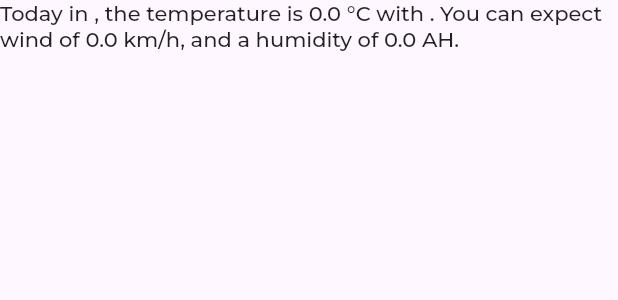
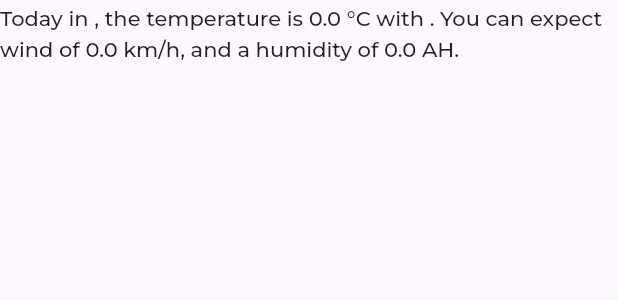
Before and after one commit to bmclachlin1/travel-planner, a Flutter app: the WeatherDetailsWidget widget shown alone on an empty page, opened directly with empty values, on a phone screen of 412 x 824 dp. Shown: the top 300 px of the screen. Run offline on Flutter 3.47's test engine with Material 2 defaults, Android fonts, the phone set to English and light mode, and no system bars; our stand-ins replace cloud_firestore, equatable, firebase_core, google_fonts; accounts and stored records are empty; network calls fail; statements that could not run were skipped.

Commit message:
Add line height of 1.5

```diff
--- a/lib/main.dart
+++ b/lib/main.dart
@@ -30,7 +30,6 @@ class TravelPlanner extends StatelessWidget {
     final theme = Theme.of(context);
 
     return MaterialApp(
-        debugShowCheckedModeBanner: false,
         title: Texts.htmlWindowTitle,
         theme: ThemeData(
             appBarTheme: const AppBarTheme(
--- a/lib/widgets/description_widget.dart
+++ b/lib/widgets/description_widget.dart
@@ -35,7 +35,7 @@ class DescriptionWidget extends StatelessWidget {
             ),
             const SizedBox(height: Sizes.medium),
             Text(city?.description ?? Texts.descriptionHintText,
-                style: theme.textTheme.bodyLarge),
+                style: theme.textTheme.bodyLarge?.copyWith(height: 1.5)),
           ],
         ));
   }
--- a/lib/widgets/weather_details_widget.dart
+++ b/lib/widgets/weather_details_widget.dart
@@ -19,7 +19,7 @@ class WeatherDetailsWidget extends StatelessWidget {
       children: [
         Text(
             "Today in ${city.name}, the temperature is ${weather.temp} °C with ${weather.desc}. You can expect wind of ${weather.wind} km/h, and a humidity of ${weather.humidity} AH.",
-            style: theme.textTheme.bodyLarge),
+            style: theme.textTheme.bodyLarge?.copyWith(height: 1.5)),
       ],
     );
   }
```
